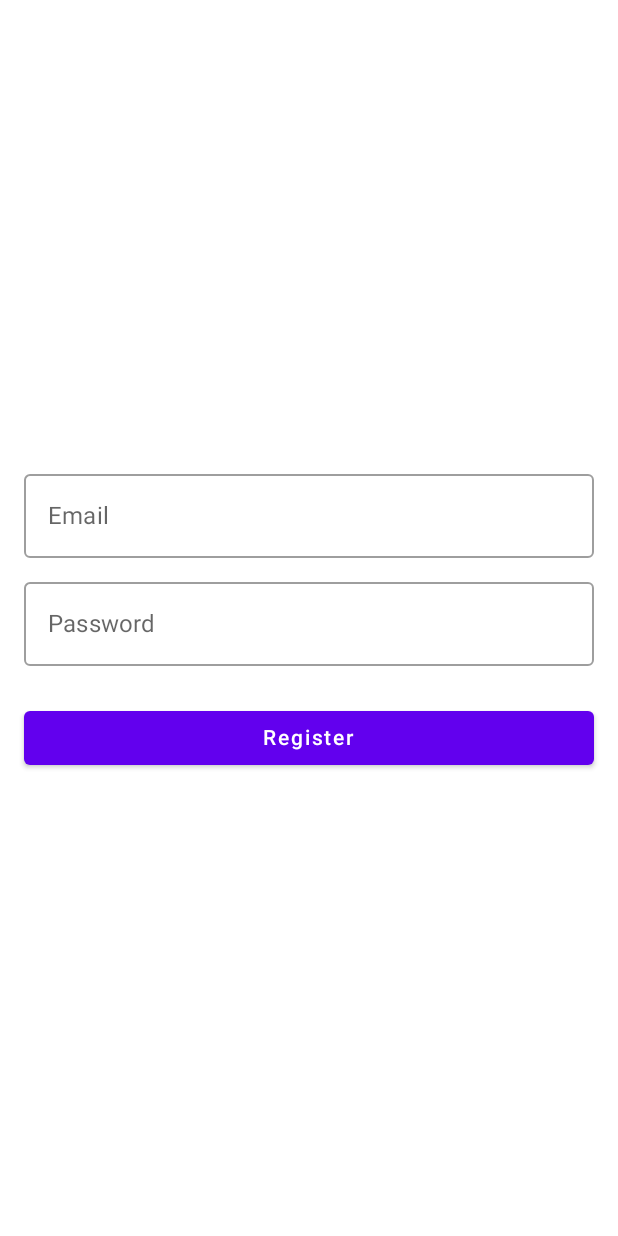
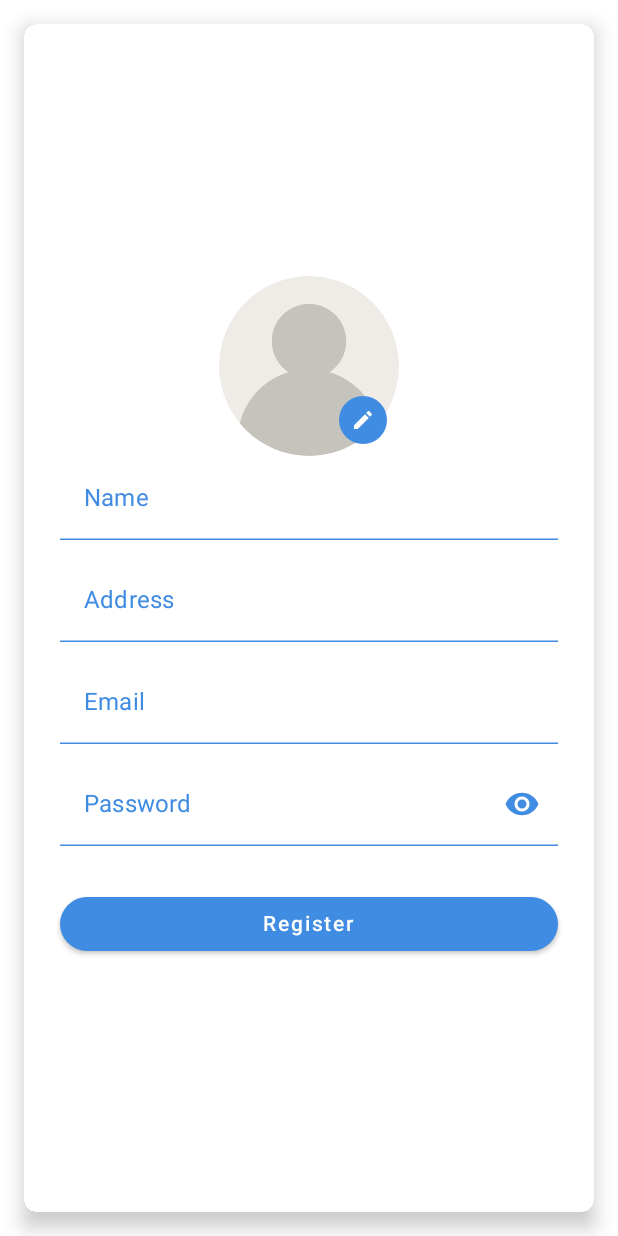
Before and after one commit to C23-QR01-Dana/Dana-Merchant-App, an Android app built with Jetpack Compose: the screen it shows after launch (RegisterActivity), after a tap on "Register", on a phone screen of 412 x 824 dp. Run offline under Robolectric (Android 15) with nearby library versions, the phone set to English and light mode, and no system bars; our stand-ins replace Firebase (no records; nobody signed in at launch, a user with empty details on screens opened directly).

Commit message:
[REFACTOR] Implement clean architecture

```diff
--- a/app/src/main/AndroidManifest.xml
+++ b/app/src/main/AndroidManifest.xml
@@ -15,7 +15,7 @@
         tools:targetApi="31">
 
         <activity
-            android:name=".RegisterActivity"
+            android:name=".presentation.register.RegisterActivity"
             android:label="@string/title_activity_register"
             android:theme="@style/Theme.MerchantApp"
             android:exported="true">
@@ -27,7 +27,7 @@
         </activity>
 
         <activity
-            android:name=".MainActivity"
+            android:name=".presentation.main.MainActivity"
             android:exported="false"/>
     </application>
 
--- a/app/src/main/java/com/dana/merchantapp/RegisterActivity.kt
+++ /dev/null
@@ -1,94 +0,0 @@
-package com.dana.merchantapp
-
-import android.os.Bundle
-import androidx.activity.ComponentActivity
-import androidx.activity.compose.setContent
-import androidx.compose.foundation.layout.*
-import androidx.compose.foundation.text.KeyboardOptions
-import androidx.compose.material.*
-import androidx.compose.runtime.*
-import androidx.compose.ui.Alignment
-import androidx.compose.ui.Modifier
-import androidx.compose.ui.text.input.KeyboardType
-import androidx.compose.ui.tooling.preview.Preview
-import androidx.compose.ui.unit.dp
-import androidx.lifecycle.ViewModelProvider
-
-import com.dana.merchantapp.ui.theme.MerchantAppTheme
-
-
-
-class RegisterActivity : ComponentActivity() {
-    private lateinit var registerViewModel: RegisterViewModel
-
-    override fun onCreate(savedInstanceState: Bundle?) {
-        super.onCreate(savedInstanceState)
-        registerViewModel = ViewModelProvider(this).get(RegisterViewModel::class.java)
-
-        setContent {
-            MerchantAppTheme {
-                Surface(
-                    modifier = Modifier.fillMaxSize(),
-                    color = MaterialTheme.colors.background
-                ) {
-                    RegisterScreen(registerViewModel)
-                }
-            }
-        }
-    }
-
-}
-
-@Composable
-fun RegisterScreen(registerViewModel: RegisterViewModel) {
-    var email by remember { mutableStateOf("") }
-    var password by remember { mutableStateOf("") }
-
-    Column(
-        modifier = Modifier
-            .fillMaxSize()
-            .padding(16.dp),
-        verticalArrangement = Arrangement.Center,
-        horizontalAlignment = Alignment.CenterHorizontally
-    ) {
-        OutlinedTextField(
-            value = email,
-            onValueChange = { email = it },
-            label = { Text(text = "Email") },
-            modifier = Modifier
-                .fillMaxWidth()
-                .padding(bottom = 8.dp),
-            keyboardOptions = KeyboardOptions(keyboardType = KeyboardType.Email)
-        )
-        OutlinedTextField(
-            value = password,
-            onValueChange = { password = it },
-            label = { Text(text = "Password") },
-            modifier = Modifier
-                .fillMaxWidth()
-                .padding(bottom = 8.dp),
-            keyboardOptions = KeyboardOptions(keyboardType = KeyboardType.Password)
-        )
-        Button(
-            onClick = {
-                registerViewModel.registerUser(email, password)
-            },
-            modifier = Modifier
-                .fillMaxWidth()
-                .padding(top = 16.dp)
-        ) {
-            Text(text = "Register")
-        }
-    }
-}
-
-
-@Preview(showBackground = true)
-@Composable
-fun RegisterScreenPreview() {
-    val registerViewModel = RegisterViewModel()
-
-    MerchantAppTheme {
-        RegisterScreen(registerViewModel)
-    }
-}
--- a/app/src/main/java/com/dana/merchantapp/RegisterViewModel.kt
+++ /dev/null
@@ -1,21 +0,0 @@
-package com.dana.merchantapp
-
-import android.widget.Toast
-import androidx.lifecycle.ViewModel
-import com.google.firebase.auth.FirebaseAuth
-
-class RegisterViewModel : ViewModel() {
-    private val firebaseAuth: FirebaseAuth = FirebaseAuth.getInstance()
-
-    fun registerUser(email: String, password: String) {
-        firebaseAuth.createUserWithEmailAndPassword(email, password)
-            .addOnCompleteListener { task ->
-                if (task.isSuccessful) {
-                    // Registration successful
-
-                } else {
-
-                }
-            }
-    }
-}
--- /dev/null
+++ b/app/src/main/java/com/dana/merchantapp/data/register/RegisterRepository.kt
@@ -0,0 +1,5 @@
+package com.dana.merchantapp.data.register
+
+interface RegisterRepository {
+    fun registerUser(name: String, address: String,email: String, password: String)
+}
--- /dev/null
+++ b/app/src/main/java/com/dana/merchantapp/data/register/RegisterRepositoryImpl.kt
@@ -0,0 +1,21 @@
+package com.dana.merchantapp.data.register
+
+import android.util.Log
+import com.google.firebase.auth.FirebaseAuth
+
+
+class RegisterRepositoryImpl : RegisterRepository {
+    private val auth: FirebaseAuth = FirebaseAuth.getInstance()
+
+    override fun registerUser(name: String, address: String,email: String, password: String) {
+        auth.createUserWithEmailAndPassword(email, password)
+            .addOnCompleteListener { task ->
+                if (task.isSuccessful) {
+
+                } else {
+                    val errorMsg = task.exception?.message ?: "Registration failed"
+                    Log.e("register", errorMsg)
+                }
+            }
+    }
+}
--- /dev/null
+++ b/app/src/main/java/com/dana/merchantapp/domain/register/RegisterUseCase.kt
@@ -0,0 +1,10 @@
+package com.dana.merchantapp.domain.register
+
+import com.dana.merchantapp.data.register.RegisterRepository
+
+class RegisterUseCase(private val registerRepository: RegisterRepository) {
+    fun registerUser(name: String, address: String,email: String, password: String) {
+        // Panggil metode registerUser di repository
+        registerRepository.registerUser(name,address,email, password)
+    }
+}
--- a/app/src/main/java/com/dana/merchantapp/MainActivity.kt
+++ b/app/src/main/java/com/dana/merchantapp/presentation/main/MainActivity.kt
@@ -1,4 +1,4 @@
-package com.dana.merchantapp
+package com.dana.merchantapp.presentation.main
 
 import android.os.Bundle
 import androidx.activity.ComponentActivity
@@ -10,7 +10,7 @@ import androidx.compose.material.Text
 import androidx.compose.runtime.Composable
 import androidx.compose.ui.Modifier
 import androidx.compose.ui.tooling.preview.Preview
-import com.dana.merchantapp.ui.theme.MerchantAppTheme
+import com.dana.merchantapp.presentation.ui.theme.MerchantAppTheme
 
 class MainActivity : ComponentActivity() {
     override fun onCreate(savedInstanceState: Bundle?) {
--- /dev/null
+++ b/app/src/main/java/com/dana/merchantapp/presentation/register/RegisterActivity.kt
@@ -0,0 +1,210 @@
+package com.dana.merchantapp.presentation.register
+
+import android.app.Activity
+import android.content.Intent
+import android.net.Uri
+import android.os.Bundle
+import androidx.activity.ComponentActivity
+import androidx.activity.compose.setContent
+import androidx.activity.result.contract.ActivityResultContracts
+import androidx.compose.foundation.Image
+import androidx.compose.foundation.background
+import androidx.compose.foundation.layout.*
+import androidx.compose.foundation.rememberScrollState
+import androidx.compose.foundation.shape.CircleShape
+import androidx.compose.foundation.shape.RoundedCornerShape
+import androidx.compose.foundation.text.KeyboardOptions
+import androidx.compose.foundation.verticalScroll
+import androidx.compose.material.*
+import androidx.compose.material.icons.Icons
+import androidx.compose.material.icons.filled.Visibility
+import androidx.compose.material.icons.filled.VisibilityOff
+import androidx.compose.runtime.*
+import androidx.compose.ui.Alignment
+import androidx.compose.ui.Modifier
+import androidx.compose.ui.draw.clip
+import androidx.compose.ui.draw.shadow
+import androidx.compose.ui.graphics.Color
+import androidx.compose.ui.layout.ContentScale
+import androidx.compose.ui.res.painterResource
+import androidx.compose.ui.text.input.KeyboardType
+import androidx.compose.ui.text.input.PasswordVisualTransformation
+import androidx.compose.ui.text.input.VisualTransformation
+import androidx.compose.ui.tooling.preview.Preview
+import androidx.compose.ui.unit.dp
+import com.dana.merchantapp.R
+import com.dana.merchantapp.data.register.RegisterRepositoryImpl
+import com.dana.merchantapp.domain.register.RegisterUseCase
+import com.dana.merchantapp.presentation.ui.component.CustomTextField
+import com.dana.merchantapp.presentation.ui.theme.BluePrimary
+import com.dana.merchantapp.presentation.ui.theme.MerchantAppTheme
+import java.io.File
+
+
+class RegisterActivity : ComponentActivity() {
+    private lateinit var registerViewModel: RegisterViewModel
+
+    override fun onCreate(savedInstanceState: Bundle?) {
+        super.onCreate(savedInstanceState)
+
+        val registerRepository = RegisterRepositoryImpl()
+        val registerUseCase = RegisterUseCase(registerRepository)
+        registerViewModel = RegisterViewModel(registerUseCase)
+        setContent {
+            MerchantAppTheme {
+                Surface(
+                    modifier = Modifier.fillMaxSize(),
+                    color = MaterialTheme.colors.background
+                ) {
+                    RegisterScreen(registerViewModel)
+                }
+            }
+        }
+    }
+}
+
+
+@Composable
+fun RegisterScreen(registerViewModel: RegisterViewModel) {
+    var name by remember { mutableStateOf("") }
+    var address by remember { mutableStateOf("") }
+    var email by remember { mutableStateOf("") }
+    var password by remember { mutableStateOf("") }
+    var passwordHidden by remember { mutableStateOf(true) }
+    val scrollState = rememberScrollState()
+
+
+    Card (
+        modifier = Modifier
+            .fillMaxSize()
+            .padding(16.dp)
+            .shadow(8.dp, shape = RoundedCornerShape(8.dp)),
+        shape = RoundedCornerShape(8.dp)
+    ){
+        Column(
+            modifier = Modifier
+                .fillMaxSize()
+                .padding(24.dp)
+                .verticalScroll(scrollState),
+            verticalArrangement = Arrangement.Center,
+            horizontalAlignment = Alignment.CenterHorizontally
+        ) {
+
+            Box(
+                modifier = Modifier
+                    .size(120.dp)
+
+            ) {
+                Image(
+                    painter = painterResource(R.drawable.avtr),
+                    contentDescription = "Profile Image",
+                    contentScale = ContentScale.Crop,
+                    modifier = Modifier.fillMaxSize().clip(CircleShape)
+                )
+                Box(
+                    modifier = Modifier
+                        .size(48.dp)
+                        .align(Alignment.BottomEnd)
+                        .padding(8.dp)
+                        .clip(CircleShape)
+                        .background(BluePrimary),
+                ) {
+                    Icon(
+                        painter = painterResource(R.drawable.baseline_edit_24),
+                        contentDescription = "Camera Icon",
+                        tint = Color.White,
+                        modifier = Modifier
+                            .align(Alignment.Center)
+                            .size(16.dp)
+                    )
+                }
+
+            }
+            TextField(
+                value = name,
+                onValueChange = { name = it },
+                label = { Text(text = "Name", color = BluePrimary) },
+                colors = TextFieldDefaults.outlinedTextFieldColors(
+                    focusedBorderColor = MaterialTheme.colors.primary,
+                    unfocusedBorderColor = MaterialTheme.colors.primary),
+                modifier = Modifier
+                    .fillMaxWidth()
+                    .padding(bottom = 12.dp),
+                keyboardOptions = KeyboardOptions(keyboardType = KeyboardType.Text)
+            )
+            TextField(
+                value = address,
+                onValueChange = { address = it },
+                label = { Text(text = "Address", color = BluePrimary) },
+                colors = TextFieldDefaults.outlinedTextFieldColors(
+                    focusedBorderColor = MaterialTheme.colors.primary,
+                    unfocusedBorderColor = MaterialTheme.colors.primary),
+                modifier = Modifier
+                    .fillMaxWidth()
+                    .padding(bottom = 12.dp),
+                keyboardOptions = KeyboardOptions(keyboardType = KeyboardType.Text)
+            )
+            TextField(
+                value = email,
+                onValueChange = { email = it },
+                label = { Text(text = "Email", color = BluePrimary) },
+                colors = TextFieldDefaults.outlinedTextFieldColors(
+                    focusedBorderColor = MaterialTheme.colors.primary,
+                    unfocusedBorderColor = MaterialTheme.colors.primary),
+                modifier = Modifier
+                    .fillMaxWidth()
+                    .padding(bottom = 12.dp),
+                keyboardOptions = KeyboardOptions(keyboardType = KeyboardType.Email)
+            )
+            TextField(
+                value = password,
+                onValueChange = { password = it },
+                label = { Text(text = "Password", color = BluePrimary) },
+                visualTransformation =  if (passwordHidden) PasswordVisualTransformation() else VisualTransformation.None,
+                colors = TextFieldDefaults.outlinedTextFieldColors(
+                    focusedBorderColor = MaterialTheme.colors.primary,
+                    unfocusedBorderColor = MaterialTheme.colors.primary),
+                trailingIcon = {
+                    IconButton(onClick = { passwordHidden = !passwordHidden }) {
+                        val visibilityIcon =
+                            if (passwordHidden) Icons.Default.Visibility else Icons.Default.VisibilityOff
+                        // Please provide localized description for accessibility services
+                        val description = if (passwordHidden) "Show password" else "Hide password"
+                        Icon(imageVector = visibilityIcon, contentDescription = description, tint = BluePrimary)
+                    }
+                },
+                modifier = Modifier
+                    .fillMaxWidth()
+                    .padding(bottom = 12.dp),
+                keyboardOptions = KeyboardOptions(keyboardType = KeyboardType.Password)
+            )
+            Button(
+                onClick = {
+                registerViewModel.registerUser(name,address, email, password)
+                },
+                shape = RoundedCornerShape(20.dp),
+
+                modifier = Modifier
+                    .fillMaxWidth()
+                    .padding(top = 16.dp)
+            ) {
+                Text(text = "Register")
+            }
+        }
+    }
+
+}
+
+
+@Preview(showBackground = true)
+@Composable
+fun RegisterScreenPreview() {
+    val registerRepository = RegisterRepositoryImpl()
+    val registerUseCase = RegisterUseCase(registerRepository)
+    val registerViewModel = RegisterViewModel(registerUseCase)
+
+
+    MerchantAppTheme {
+        RegisterScreen(registerViewModel)
+    }
+}
--- /dev/null
+++ b/app/src/main/java/com/dana/merchantapp/presentation/register/RegisterViewModel.kt
@@ -0,0 +1,13 @@
+package com.dana.merchantapp.presentation.register
+
+import android.widget.Toast
+import androidx.lifecycle.ViewModel
+import com.dana.merchantapp.domain.register.RegisterUseCase
+import com.google.firebase.auth.FirebaseAuth
+
+class RegisterViewModel(private val registerUseCase: RegisterUseCase) : ViewModel() {
+    fun registerUser(name: String, address: String,email: String, password: String) {
+        // Panggil metode registerUser di use case
+        registerUseCase.registerUser(name,address, email, password)
+    }
+}
--- a/app/src/main/java/com/dana/merchantapp/ui/theme/Color.kt
+++ b/app/src/main/java/com/dana/merchantapp/presentation/ui/theme/Color.kt
@@ -1,4 +1,4 @@
-package com.dana.merchantapp.ui.theme
+package com.dana.merchantapp.presentation.ui.theme
 
 import androidx.compose.ui.graphics.Color
 
@@ -6,3 +6,4 @@ val Purple200 = Color(0xFFBB86FC)
 val Purple500 = Color(0xFF6200EE)
 val Purple700 = Color(0xFF3700B3)
 val Teal200 = Color(0xFF03DAC5)
+val BluePrimary = Color(0xFF408CE2)
--- a/app/src/main/java/com/dana/merchantapp/ui/theme/Shape.kt
+++ b/app/src/main/java/com/dana/merchantapp/presentation/ui/theme/Shape.kt
@@ -1,4 +1,4 @@
-package com.dana.merchantapp.ui.theme
+package com.dana.merchantapp.presentation.ui.theme
 
 import androidx.compose.foundation.shape.RoundedCornerShape
 import androidx.compose.material.Shapes
--- a/app/src/main/java/com/dana/merchantapp/ui/theme/Theme.kt
+++ b/app/src/main/java/com/dana/merchantapp/presentation/ui/theme/Theme.kt
@@ -1,4 +1,4 @@
-package com.dana.merchantapp.ui.theme
+package com.dana.merchantapp.presentation.ui.theme
 
 import androidx.compose.foundation.isSystemInDarkTheme
 import androidx.compose.material.MaterialTheme
@@ -13,7 +13,7 @@ private val DarkColorPalette = darkColors(
 )
 
 private val LightColorPalette = lightColors(
-    primary = Purple500,
+    primary = BluePrimary,
     primaryVariant = Purple700,
     secondary = Teal200
 
--- a/app/src/main/java/com/dana/merchantapp/ui/theme/Type.kt
+++ b/app/src/main/java/com/dana/merchantapp/presentation/ui/theme/Type.kt
@@ -1,4 +1,4 @@
-package com.dana.merchantapp.ui.theme
+package com.dana.merchantapp.presentation.ui.theme
 
 import androidx.compose.material.Typography
 import androidx.compose.ui.text.TextStyle
--- /dev/null
+++ b/app/src/main/res/drawable/baseline_edit_24.xml
@@ -0,0 +1,5 @@
+<vector android:height="24dp" android:tint="#000000"
+    android:viewportHeight="24" android:viewportWidth="24"
+    android:width="24dp" xmlns:android="http://schemas.android.com/apk/res/android">
+    <path android:fillColor="@android:color/white" android:pathData="M3,17.25V21h3.75L17.81,9.94l-3.75,-3.75L3,17.25zM20.71,7.04c0.39,-0.39 0.39,-1.02 0,-1.41l-2.34,-2.34c-0.39,-0.39 -1.02,-0.39 -1.41,0l-1.83,1.83 3.75,3.75 1.83,-1.83z"/>
+</vector>
```
Also changed, not shown: app/src/main/res/drawable/avtr.png (added), app/src/main/res/drawable/logo_dana.png (added).
